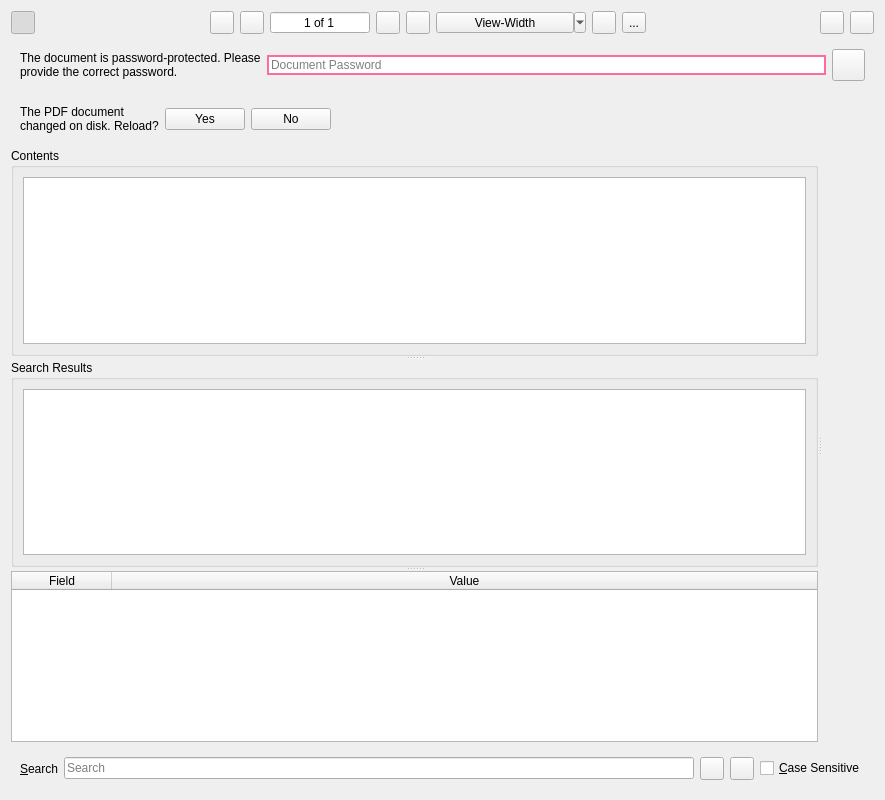
Qt form UI/wise-pdf-view.ui (textbrowser/wise) before a commit.
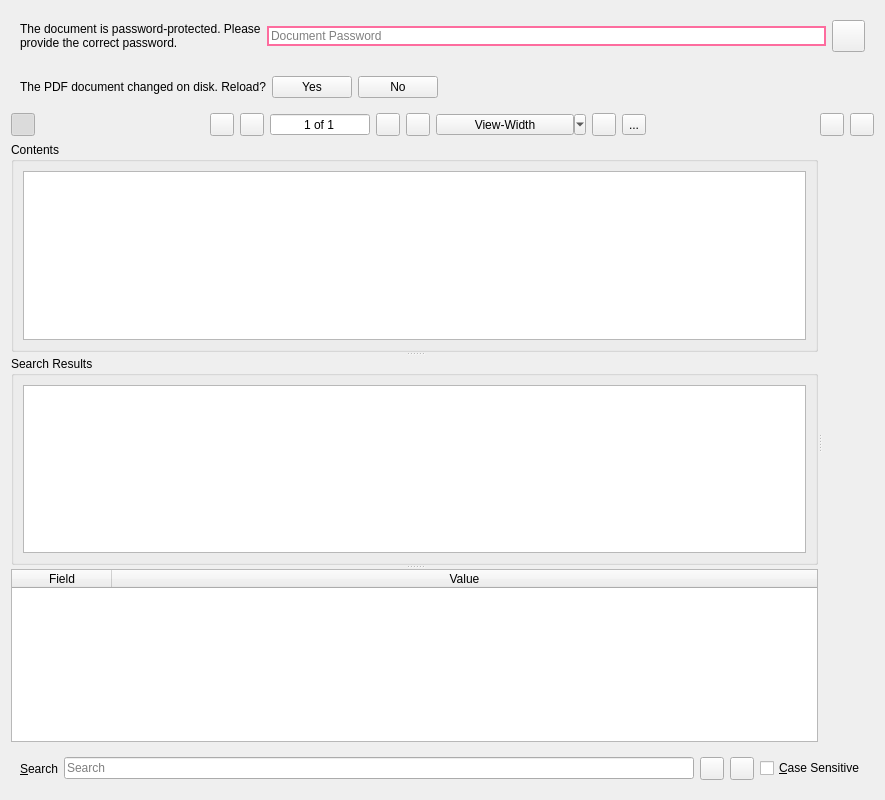
The same form after that commit. Icons and pictures are not drawn.

Commit message: Monitor documents.

```diff
--- a/UI/wise-pdf-view.ui
+++ b/UI/wise-pdf-view.ui
@@ -14,6 +14,101 @@
    <string>Form</string>
   </property>
   <layout class="QVBoxLayout" name="verticalLayout_4">
+   <item>
+    <widget class="QFrame" name="password_frame">
+     <property name="sizePolicy">
+      <sizepolicy hsizetype="Preferred" vsizetype="Maximum">
+       <horstretch>0</horstretch>
+       <verstretch>0</verstretch>
+      </sizepolicy>
+     </property>
+     <layout class="QHBoxLayout" name="horizontalLayout_2">
+      <item>
+       <widget class="QLabel" name="label_3">
+        <property name="text">
+         <string>The document is password-protected. Please provide the correct password.</string>
+        </property>
+        <property name="wordWrap">
+         <bool>true</bool>
+        </property>
+       </widget>
+      </item>
+      <item>
+       <widget class="QLineEdit" name="password">
+        <property name="styleSheet">
+         <string notr="true">QLineEdit {border: 2px solid #fd6c9e;}</string>
+        </property>
+        <property name="placeholderText">
+         <string>Document Password</string>
+        </property>
+       </widget>
+      </item>
+      <item>
+       <widget class="QToolButton" name="password_accept">
+        <property name="toolTip">
+         <string>Set Password</string>
+        </property>
+        <property name="icon">
+         <iconset resource="../Icons/icons.qrc">
+          <normaloff>:/ok.svg</normaloff>:/ok.svg</iconset>
+        </property>
+        <property name="iconSize">
+         <size>
+          <width>25</width>
+          <height>25</height>
+         </size>
+        </property>
+       </widget>
+      </item>
+     </layout>
+    </widget>
+   </item>
+   <item>
+    <widget class="QFrame" name="reload_frame">
+     <property name="sizePolicy">
+      <sizepolicy hsizetype="Preferred" vsizetype="Maximum">
+       <horstretch>0</horstretch>
+       <verstretch>0</verstretch>
+      </sizepolicy>
+     </property>
+     <layout class="QHBoxLayout" name="horizontalLayout_3">
+      <item>
+       <widget class="QLabel" name="label_2">
+        <property name="text">
+         <string>The PDF document changed on disk. Reload?</string>
+        </property>
+       </widget>
+      </item>
+      <item>
+       <widget class="QPushButton" name="reload_yes">
+        <property name="text">
+         <string>Yes</string>
+        </property>
+       </widget>
+      </item>
+      <item>
+       <widget class="QPushButton" name="reload_no">
+        <property name="text">
+         <string>No</string>
+        </property>
+       </widget>
+      </item>
+      <item>
+       <spacer name="horizontalSpacer_3">
+        <property name="orientation">
+         <enum>Qt::Orientation::Horizontal</enum>
+        </property>
+        <property name="sizeHint" stdset="0">
+         <size>
+          <width>40</width>
+          <height>20</height>
+         </size>
+        </property>
+       </spacer>
+      </item>
+     </layout>
+    </widget>
+   </item>
    <item>
     <layout class="QHBoxLayout" name="horizontalLayout">
      <item>
@@ -208,104 +303,6 @@
      </item>
     </layout>
    </item>
-   <item>
-    <widget class="QFrame" name="password_frame">
-     <property name="sizePolicy">
-      <sizepolicy hsizetype="Preferred" vsizetype="Maximum">
-       <horstretch>0</horstretch>
-       <verstretch>0</verstretch>
-      </sizepolicy>
-     </property>
-     <layout class="QHBoxLayout" name="horizontalLayout_2">
-      <item>
-       <widget class="QLabel" name="label_3">
-        <property name="text">
-         <string>The document is password-protected. Please provide the correct password.</string>
-        </property>
-        <property name="wordWrap">
-         <bool>true</bool>
-        </property>
-       </widget>
-      </item>
-      <item>
-       <widget class="QLineEdit" name="password">
-        <property name="styleSheet">
-         <string notr="true">QLineEdit {border: 2px solid #fd6c9e;}</string>
-        </property>
-        <property name="placeholderText">
-         <string>Document Password</string>
-        </property>
-       </widget>
-      </item>
-      <item>
-       <widget class="QToolButton" name="password_accept">
-        <property name="toolTip">
-         <string>Set Password</string>
-        </property>
-        <property name="icon">
-         <iconset resource="../Icons/icons.qrc">
-          <normaloff>:/ok.svg</normaloff>:/ok.svg</iconset>
-        </property>
-        <property name="iconSize">
-         <size>
-          <width>25</width>
-          <height>25</height>
-         </size>
-        </property>
-       </widget>
-      </item>
-     </layout>
-    </widget>
-   </item>
-   <item>
-    <widget class="QFrame" name="reload_frame">
-     <property name="sizePolicy">
-      <sizepolicy hsizetype="Preferred" vsizetype="Maximum">
-       <horstretch>0</horstretch>
-       <verstretch>0</verstretch>
-      </sizepolicy>
-     </property>
-     <layout class="QHBoxLayout" name="horizontalLayout_3">
-      <item>
-       <widget class="QLabel" name="label_2">
-        <property name="text">
-         <string>The PDF document changed on disk. Reload?</string>
-        </property>
-        <property name="wordWrap">
-         <bool>true</bool>
-        </property>
-       </widget>
-      </item>
-      <item>
-       <widget class="QPushButton" name="reload_yes">
-        <property name="text">
-         <string>Yes</string>
-        </property>
-       </widget>
-      </item>
-      <item>
-       <widget class="QPushButton" name="reload_no">
-        <property name="text">
-         <string>No</string>
-        </property>
-       </widget>
-      </item>
-      <item>
-       <spacer name="horizontalSpacer_3">
-        <property name="orientation">
-         <enum>Qt::Orientation::Horizontal</enum>
-        </property>
-        <property name="sizeHint" stdset="0">
-         <size>
-          <width>40</width>
-          <height>20</height>
-         </size>
-        </property>
-       </spacer>
-      </item>
-     </layout>
-    </widget>
-   </item>
    <item>
     <widget class="QSplitter" name="splitter">
      <property name="orientation">
```
Left out of the diff: 8 changed lines with no effect on the pictures. The commit also changes 2 other files.
